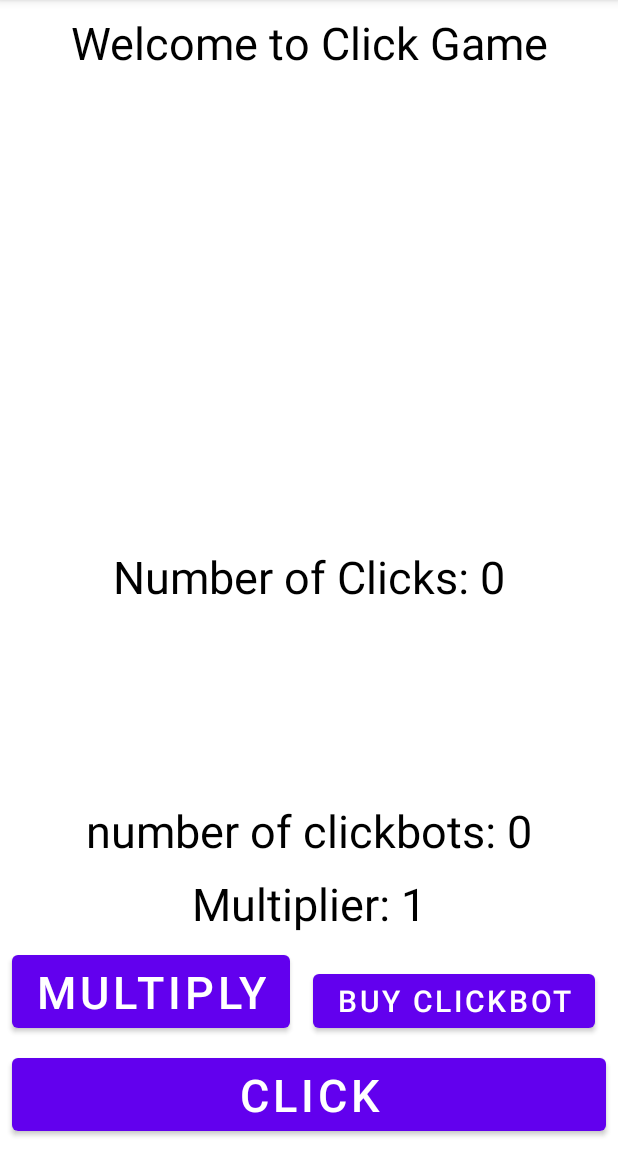
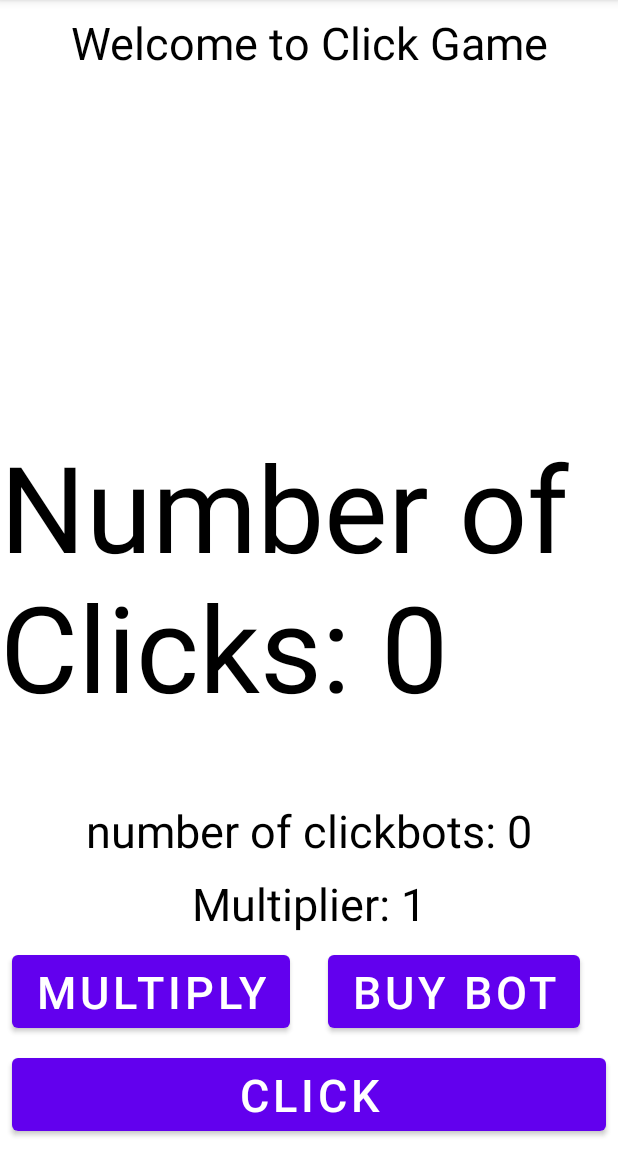
Before and after one commit to carlotran4/ClickingGame, an Android app: the screen it shows after launch (MainActivity), on a phone screen of 412 x 824 dp, the part 84-1236 px from its top. Run offline under Robolectric (Android 15) with nearby library versions, the phone set to English and light mode, and no system bars.

Commit message:
layout changes

```diff
--- a/app/src/main/java/com/example/idletapper/MainActivity.kt
+++ b/app/src/main/java/com/example/idletapper/MainActivity.kt
@@ -1,8 +1,6 @@
 package com.example.idletapper
 
 import android.os.Bundle
-import android.util.Log
-import android.util.Log.WARN
 import android.widget.Button
 import android.widget.TextView
 import android.widget.Toast
--- a/app/src/main/res/layout/activity_main.xml
+++ b/app/src/main/res/layout/activity_main.xml
@@ -32,6 +32,7 @@
         android:layout_height="wrap_content"
         tools:text = "0 clicks"
         style="@style/TextStyle"
+        android:textSize="80sp"
         app:layout_constraintStart_toStartOf="parent"
         app:layout_constraintEnd_toEndOf="parent"
         app:layout_constraintBottom_toBottomOf="parent"
@@ -61,12 +62,11 @@
         android:layout_width="wrap_content"
         android:layout_height="wrap_content"
         style="@style/TextStyle"
-        android:text = "@string/buy_clickbot"
+        android:text = "@string/buy_bot"
         app:layout_constraintStart_toEndOf="@id/multiplierButton"
         app:layout_constraintEnd_toEndOf="parent"
         app:layout_constraintBottom_toTopOf="@id/click_button"
         android:textColor="@color/white"
-        android:textSize="20sp"
         android:id="@+id/clickbots_button"/>
 
     <TextView
--- a/app/src/main/res/values/strings.xml
+++ b/app/src/main/res/values/strings.xml
@@ -6,4 +6,5 @@
     <string name="multiply">Multiply</string>
     <string name="buy_clickbot">buy clickbot</string>
     <string name="number_of_clickbots_0">number of clickbots: 0</string>
+    <string name="buy_bot">Buy Bot</string>
 </resources>
```
